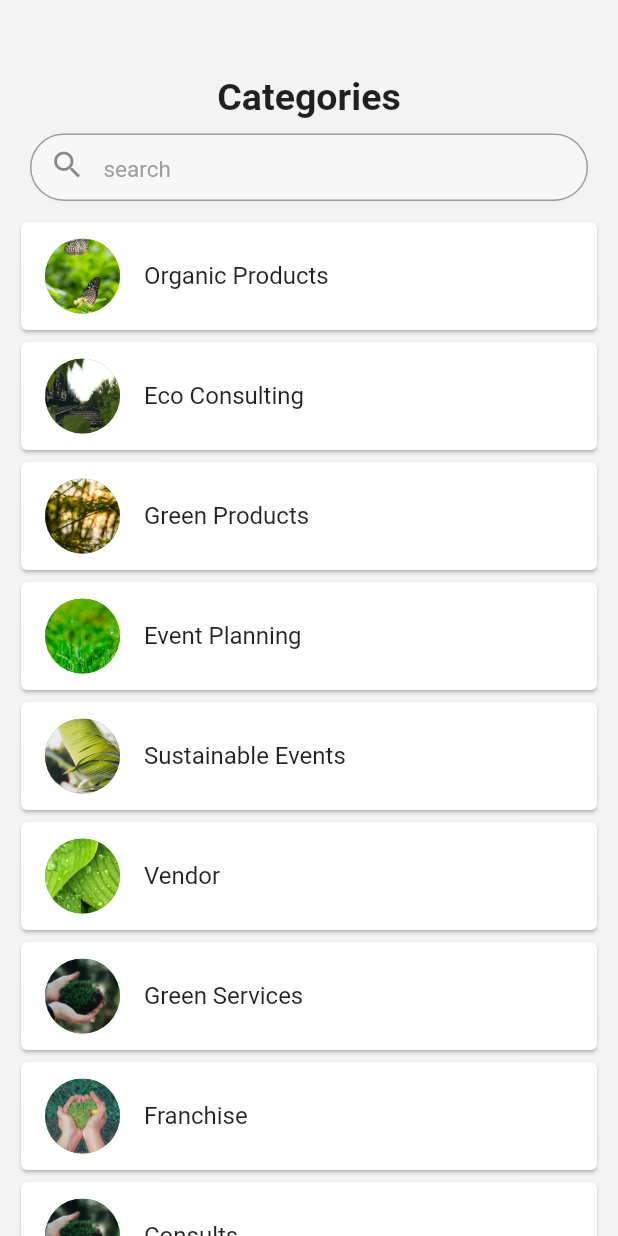
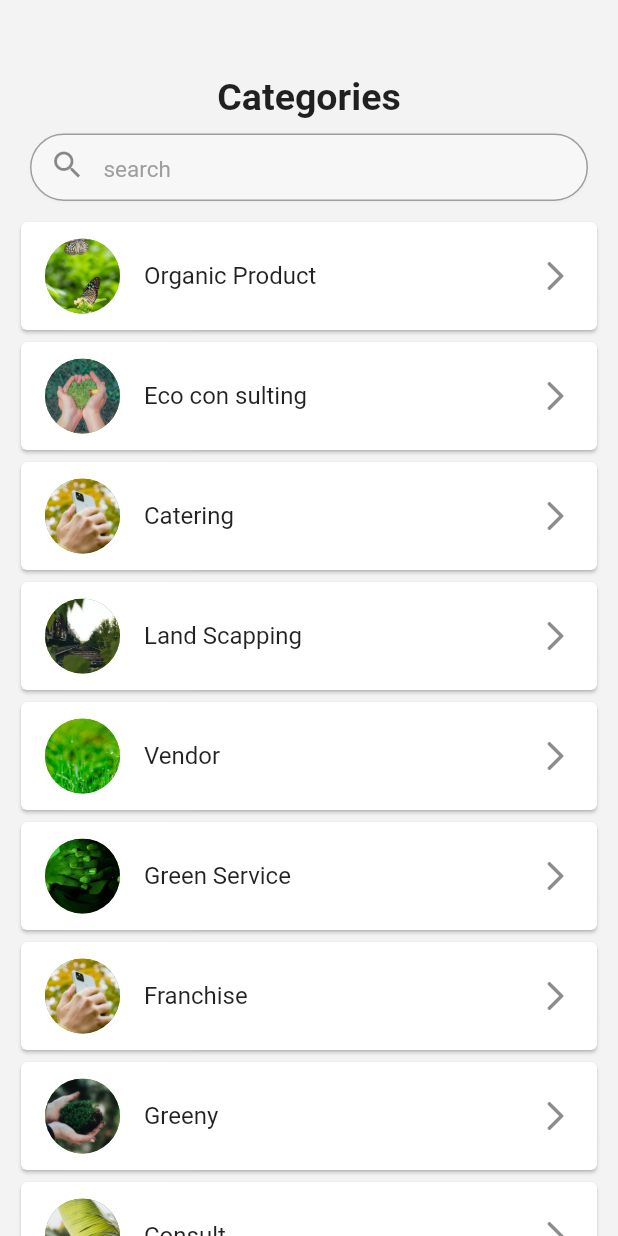
Before and after one commit to OKWOREJIKEJUDE/greenage, a Flutter app: the Category screen opened directly, on a phone screen of 412 x 824 dp. Run offline on Flutter 3.47's test engine with Material 2 defaults, Android fonts, the phone set to English and light mode, and no system bars; our stand-ins replace flutter_spinkit.

Commit message:
Another chnges made

```diff
--- a/lib/NavItems/category.dart
+++ b/lib/NavItems/category.dart
@@ -1,7 +1,8 @@
 // ignore_for_file: prefer_const_constructors
 
 import 'package:flutter/material.dart';
-import 'package:greenage/datas.dart';
+import 'package:greenage/model/datas.dart';
+import 'package:greenage/screens/categoryDetailItem.dart';
 
 class Category extends StatefulWidget {
   Category({Key? key}) : super(key: key);
@@ -11,54 +12,8 @@ class Category extends StatefulWidget {
 }
 
 class _CategoryState extends State<Category> {
+  static List<String> greenRelatedOnSearch = [];
   TextEditingController searchIthere = TextEditingController();
-  static List<String> greenRelated = [
-    "Organic Products",
-    "Eco Consulting",
-    "Green Products",
-    "Event Planning",
-    "Sustainable Events",
-    "Vendor",
-    "Green Services",
-    "Franchise",
-    "Consults",
-    "Consultancy Services",
-    "Finance",
-    "Cathering",
-    "Eco-Friendly",
-    "Land Scapping",
-    "Beauty Salon"
-  ];
-  static List greenImg = [
-    'assets/images/gren4.jpg',
-    'assets/images/gren5.jpg',
-    'assets/images/gren6.jpg',
-    'assets/images/gren7.jpg',
-    'assets/images/gren8.jpg',
-    'assets/images/gren9.jpg',
-    'assets/images/green2.jpg',
-    'assets/images/green4.jpeg',
-    'assets/images/green2.jpg',
-    'assets/images/green5.jpg',
-    'assets/images/green1.jpeg',
-    'assets/images/gren7.jpg',
-    'assets/images/gren5.jpg',
-    'assets/images/green5.jpg',
-    'assets/images/green4.jpeg',
-  ];
-
-  List<MyGreenDatas> greenDataLoad = List.generate(
-      greenRelated.length,
-      (index) => MyGreenDatas(
-            name: '${greenRelated[index]}',
-            imageURL: '${greenImg[index]}',
-          ));
-  // final List<MyFood> foodDataLoad = List.generate(
-  //     foodData.length,
-  //     (index) => MyFood(
-  //           name: '${foodData[index]}',
-  //           imageURL: '${foodData[index]}',
-  //         ));
 
   @override
   Widget build(BuildContext context) {
@@ -93,13 +48,7 @@ class _CategoryState extends State<Category> {
                 ],
               ),
               child: TextField(
-                onChanged: (value) {
-                  setState(() {
-                    greenRelated = greenRelated
-                        .where((element) => element.contains(value))
-                        .toList();
-                  });
-                },
+                onChanged: (value) {},
                 controller: searchIthere,
                 decoration: InputDecoration(
                     prefixIcon: Icon(Icons.search),
@@ -111,23 +60,29 @@ class _CategoryState extends State<Category> {
             SizedBox(height: 10),
             Expanded(
               child: ListView.builder(
-                  itemCount: greenDataLoad.length,
+                  itemCount: listData.length,
                   itemBuilder: (context, index) {
+                    MyDatas myDatas = listData[index];
                     return Container(
                       height: 80,
                       child: Card(
                         elevation: 1,
                         child: Center(
                           child: ListTile(
-                            title: Text(greenDataLoad[index].name),
-                            leading: CircleAvatar(
-                              radius: 25,
-                              backgroundImage:
-                                  AssetImage(greenDataLoad[index].imageURL),
-                            ),
-
-                            //onTap: () {},
-                          ),
+                              title: Text(myDatas.name),
+                              leading: CircleAvatar(
+                                radius: 25,
+                                backgroundImage: AssetImage(myDatas.imageURL),
+                              ),
+                              trailing: Icon(Icons.arrow_forward_ios_rounded),
+                              onTap: () {
+                                Navigator.push(
+                                    context,
+                                    MaterialPageRoute(
+                                        builder: (context) =>
+                                            CategoryDetailsScreen(
+                                                myDatas: myDatas)));
+                              }),
                         ),
                       ),
                     );
--- a/lib/NavItems/home.dart
+++ b/lib/NavItems/home.dart
@@ -54,7 +54,7 @@ class _HomeState extends State<Home> {
                 ),
               ),
               SizedBox(
-                height: 40,
+                height: 30,
               ),
               Container(
                 child: Row(
@@ -122,7 +122,7 @@ class _HomeState extends State<Home> {
                 ),
               ),
               SizedBox(
-                height: 45,
+                height: 35,
               ),
               Container(
                 margin: EdgeInsets.only(left: 10, right: 10),
--- a/lib/datas.dart
+++ /dev/null
@@ -1,52 +0,0 @@
-class MyGreenDatas {
-  final String name;
-  final String imageURL;
-
-  const MyGreenDatas({
-    required this.name,
-    required this.imageURL,
-  });
-}
-
-// final List<MyFood> foodData = [
-//   MyFood(
-//     name: 'Salad',
-//     imageURL:
-//         'https://images.unsplash.com/photo-1546069901-ba9599a7e63c?ixid=MXwxMjA3fDB8MHxwaG90by1wYWdlfHx8fGVufDB8fHw%3D&ixlib=rb-1.2.1&auto=format&fit=crop&w=800&q=80',
-//   ),
-//   MyFood(
-//     name: 'Fried Chicken',
-//     imageURL:
-//         'https://images.unsplash.com/photo-1562967914-608f82629710?ixid=MXwxMjA3fDB8MHxwaG90by1wYWdlfHx8fGVufDB8fHw%3D&ixlib=rb-1.2.1&auto=format&fit=crop&w=1352&q=80',
-//   ),
-//   MyFood(
-//     name: 'Burgerrr',
-//     imageURL:
-//         'https://images.unsplash.com/photo-1568901346375-23c9450c58cd?ixid=MXwxMjA3fDB8MHxwaG90by1wYWdlfHx8fGVufDB8fHw%3D&ixlib=rb-1.2.1&auto=format&fit=crop&w=1202&q=80',
-//   ),
-//   MyFood(
-//     name: 'Tacos',
-//     imageURL:
-//         'https://images.unsplash.com/photo-1599974579688-8dbdd335c77f?ixid=MXwxMjA3fDB8MHxwaG90by1wYWdlfHx8fGVufDB8fHw%3D&ixlib=rb-1.2.1&auto=format&fit=crop&w=1371&q=80',
-//   ),
-//   MyFood(
-//     name: 'Blueberry Pancakes',
-//     imageURL:
-//         'https://images.unsplash.com/photo-1558401391-7899b4bd5bbf?ixid=MXwxMjA3fDB8MHxwaG90by1wYWdlfHx8fGVufDB8fHw%3D&ixlib=rb-1.2.1&auto=format&fit=crop&w=633&q=80',
-//   ),
-//   MyFood(
-//     name: 'Ramen',
-//     imageURL:
-//         'https://images.unsplash.com/photo-1591814468924-caf88d1232e1?ixid=MXwxMjA3fDB8MHxwaG90by1wYWdlfHx8fGVufDB8fHw%3D&ixlib=rb-1.2.1&auto=format&fit=crop&w=1350&q=80',
-//   ),
-//   MyFood(
-//     name: 'Pasta',
-//     imageURL:
-//         'https://images.unsplash.com/photo-1563379926898-05f4575a45d8?ixid=MXwxMjA3fDB8MHxwaG90by1wYWdlfHx8fGVufDB8fHw%3D&ixlib=rb-1.2.1&auto=format&fit=crop&w=1350&q=80',
-//   ),
-//   MyFood(
-//     name: 'Seafood',
-//     imageURL:
-//         'https://images.unsplash.com/photo-1573506254685-02bcbfc9ab6c?ixid=MXwxMjA3fDB8MHxwaG90by1wYWdlfHx8fGVufDB8fHw%3D&ixlib=rb-1.2.1&auto=format&fit=crop&w=1306&q=80',
-//   ),
-// ];
--- /dev/null
+++ b/lib/model/datas.dart
@@ -0,0 +1,101 @@
+class MyDatas {
+  final String name;
+  final String imageURL;
+  final String description;
+
+  MyDatas({
+    required this.name,
+    required this.imageURL,
+    required this.description,
+  });
+}
+final List<MyDatas> listData = [
+  MyDatas(
+      name: 'Organic Product',
+      imageURL:
+          'assets/images/gren4.jpg',
+      description:
+          "Lorem Ipsum, you need to be sure there isn't anything embarrassing hidden in the middle of text. All the Lorem Ipsum generators on the Internet tend to repeat predefined chunks as necessary, making this the first true generator on the Internet. It uses a dictionary of over 200 Latin words, combined with a handful of model"),
+  MyDatas(
+      name: 'Eco con sulting',
+      imageURL:
+          'assets/images/green4.jpeg',
+      description:
+          "The standard chunk of Lorem Ipsum used since the 1500s is reproduced below for those interested. Sections 1.10.32 and 1.10.33 from by Cicero are also reproduced in their exact original form, accompanied by English versions from the 1914 translation by H. Rackham."),
+  MyDatas(
+      name: 'Catering',
+      imageURL:
+          'assets/images/green5.jpg',
+      description:
+          "Lorem ipsum dolor sit amet, consectetur adipiscing elit, sed do eiusmod tempor incididunt ut labore et dolore magna aliqua. Ut enim ad minim veniam, quis nostrud exercitation ullamco laboris nisi ut aliquip ex ea commodo consequat. Duis aute irure dolor in reprehenderit in voluptate velit esse cillum dolore eu fugiat nulla pariatur. Excepteur sint occaecat cupidatat non proident, sunt in culpa qui officia deserunt mollit anim id est laborum."),
+  MyDatas(
+      name: 'Land Scapping',
+      imageURL:
+          'assets/images/gren5.jpg',
+      description:
+          "Sed ut perspiciatis unde omnis iste natus error sit voluptatem accusantium doloremque laudantium, totam rem aperiam, eaque ipsa quae ab illo inventore veritatis et quasi architecto beatae vitae dicta sunt explicabo. Nemo enim ipsam voluptatem quia voluptas sit aspernatur aut odit aut fugit, sed quia consequuntur magni dolores eos qui ratione voluptatem sequi nesciunt. Neque porro quisquam est, qui dolorem ipsum quia dolor sit amet, consectetur, adipisci velit, sed quia non numquam eius modi tempora incidunt ut labore et dolore magnam aliquam quaerat voluptatem. Ut enim ad minima veniam, quis nostrum exercitationem ullam corporis suscipit laboriosam, nisi ut aliquid ex ea commodi consequatur? Quis autem vel eum iure reprehenderit qui in ea voluptate velit esse quam nihil molestiae consequatur, vel illum qui dolorem eum fugiat quo voluptas nulla pariatur?"),
+  MyDatas(
+      name: 'Vendor',
+      imageURL:
+          'assets/images/gren7.jpg',
+      description:
+          "But I must explain to you how all this mistaken idea of denouncing pleasure and praising pain was born and I will give you a complete account of the system, and expound the actual teachings of the great explorer of the truth, the master-builder of human happiness. No one rejects, dislikes, or avoids pleasure itself, because it is pleasure, but because those who do not know how to pursue pleasure rationally encounter consequences that are extremely painful. Nor again is there anyone who loves or pursues or desires to obtain pain of itself, because it is pain, but because occasionally circumstances occur in which toil and pain can procure him some great pleasure. To take a trivial example, which of us ever undertakes laborious physical exercise, except to obtain some advantage from it? But who has any right to find fault with a man who chooses to enjoy a pleasure that has no annoying consequences, or one who avoids a pain that produces no resultant pleasure?"),
+  MyDatas(
+      name: 'Green Service',
+      imageURL:
+          'assets/images/green1.jpeg',
+      description:
+          "But I must explain to you how all this mistaken idea of denouncing pleasure and praising pain was born and I will give you a complete account of the system, and expound the actual teachings of the great explorer of the truth, the master-builder of human happiness. No one rejects, dislikes, or avoids pleasure itself, because it is pleasure, but because those who do not know how to pursue pleasure rationally encounter consequences that are extremely painful. Nor again is there anyone who loves or pursues or desires to obtain pain of itself, because it is pain, but because occasionally circumstances occur in which toil and pain can procure him some great pleasure. To take a trivial example, which of us ever undertakes laborious physical exercise, except to obtain some advantage from it? But who has any right to find fault with a man who chooses to enjoy a pleasure that has no annoying consequences, or one who avoids a pain that produces no resultant pleasure?"),
+  MyDatas(
+      name: 'Franchise',
+      imageURL:
+            'assets/images/green5.jpg',
+      description:
+          "But I must explain to you how all this mistaken idea of denouncing pleasure and praising pain was born and I will give you a complete account of the system, and expound the actual teachings of the great explorer of the truth, the master-builder of human happiness. No one rejects, dislikes, or avoids pleasure itself, because it is pleasure, but because those who do not know how to pursue pleasure rationally encounter consequences that are extremely painful. Nor again is there anyone who loves or pursues or desires to obtain pain of itself, because it is pain, but because occasionally circumstances occur in which toil and pain can procure him some great pleasure. To take a trivial example, which of us ever undertakes laborious physical exercise, except to obtain some advantage from it? But who has any right to find fault with a man who chooses to enjoy a pleasure that has no annoying consequences, or one who avoids a pain that produces no resultant pleasure?"),
+  MyDatas(
+      name: 'Greeny',
+      imageURL:
+          'assets/images/green2.jpg',
+      description:
+          "But I must explain to you how all this mistaken idea of denouncing pleasure and praising pain was born and I will give you a complete account of the system, and expound the actual teachings of the great explorer of the truth, the master-builder of human happiness. No one rejects, dislikes, or avoids pleasure itself, because it is pleasure, but because those who do not know how to pursue pleasure rationally encounter consequences that are extremely painful. Nor again is there anyone who loves or pursues or desires to obtain pain of itself, because it is pain, but because occasionally circumstances occur in which toil and pain can procure him some great pleasure. To take a trivial example, which of us ever undertakes laborious physical exercise, except to obtain some advantage from it? But who has any right to find fault with a man who chooses to enjoy a pleasure that has no annoying consequences, or one who avoids a pain that produces no resultant pleasure?"),
+          MyDatas(
+      name: 'Consult',
+      imageURL:
+          'assets/images/gren8.jpg',
+      description:
+          "But I must explain to you how all this mistaken idea of denouncing pleasure and praising pain was born and I will give you a complete account of the system, and expound the actual teachings of the great explorer of the truth, the master-builder of human happiness. No one rejects, dislikes, or avoids pleasure itself, because it is pleasure, but because those who do not know how to pursue pleasure rationally encounter consequences that are extremely painful. Nor again is there anyone who loves or pursues or desires to obtain pain of itself, because it is pain, but because occasionally circumstances occur in which toil and pain can procure him some great pleasure. To take a trivial example, which of us ever undertakes laborious physical exercise, except to obtain some advantage from it? But who has any right to find fault with a man who chooses to enjoy a pleasure that has no annoying consequences, or one who avoids a pain that produces no resultant pleasure?"),
+           MyDatas(
+      name: 'Ecoc onsulting',
+      imageURL:
+          'assets/images/green4.jpeg',
+      description:
+          "The standard chunk of Lorem Ipsum used since the 1500s is reproduced below for those interested. Sections 1.10.32 and 1.10.33 from by Cicero are also reproduced in their exact original form, accompanied by English versions from the 1914 translation by H. Rackham."),
+           MyDatas(
+      name: 'Greenaggle',
+      imageURL:
+            'assets/images/gren7.jpg',
+      description:
+          "The standard chunk of Lorem Ipsum used since the 1500s is reproduced below for those interested. Sections 1.10.32 and 1.10.33 from by Cicero are also reproduced in their exact original form, accompanied by English versions from the 1914 translation by H. Rackham."),
+           MyDatas(
+      name: 'Green Vegetable',
+      imageURL:
+          'assets/images/green4.jpeg',
+      description:
+          "But I must explain to you how all this mistaken idea of denouncing pleasure and praising pain was born and I will give you a complete account of the system, and expound the actual teachings of the great explorer of the truth, the master-builder of human happiness. No one rejects, dislikes, or avoids pleasure itself, because it is pleasure, but because those who do not know how to pursue pleasure rationally encounter consequences that are extremely painful. Nor again is there anyone who loves or pursues or desires to obtain pain of itself, because it is pain, but because occasionally circumstances occur in which toil and pain can procure him some great pleasure. To take a trivial example, which of us ever undertakes laborious physical exercise, except to obtain some advantage from it? But who has any right to find fault with a man who chooses to enjoy a pleasure that has no annoying consequences, or one who avoids a pain that produces no resultant pleasure?"),
+];
+
+
+class MySecondDatas {
+  final String mname;
+  final String mimageURL;
+  final String mdescription;
+
+  MySecondDatas({
+    required this.mname,
+    required this.mimageURL,
+    required this.mdescription,
+  });
+}
+ final List<MySecondDatas> secondData = [
+
+ ];
--- a/lib/screens/firstDetailsPage.dart
+++ b/lib/screens/firstDetailsPage.dart
@@ -29,14 +29,13 @@ class _FirstDetailsPageState extends State<FirstDetailsPage> {
                 height: 200.0,
                 decoration: BoxDecoration(
                     image: DecorationImage(
-                        image: AssetImage('assets/images/pexx.png'),
-                        fit: BoxFit.cover),
+                        image: AssetImage(''), fit: BoxFit.cover),
                     borderRadius: BorderRadius.only(
                         bottomLeft: Radius.circular(100.0),
                         bottomRight: Radius.circular(100.0))),
               ),
               Positioned(
-                  top: 50.0,
+                  top: 30.0,
                   left: (MediaQuery.of(context).size.width / 2) - 125,
                   child: Hero(
                       tag: widget.smallheroTag,
@@ -89,7 +88,6 @@ class _FirstDetailsPageState extends State<FirstDetailsPage> {
                 SizedBox(
                   height: 2,
                 ),
-
                 SizedBox(height: 5),
                 Row(
                   children: <Widget>[
```
Also changed, not shown: lib/NavItems/inbox.dart (+5 -2 lines), lib/screens/categoryDetailItem.dart (added, +50 -0 lines), lib/screens/inboxDataItems.dart (added, +15 -0 lines), lib/screens/secondDatailsPage.dart (+9 -11 lines).
